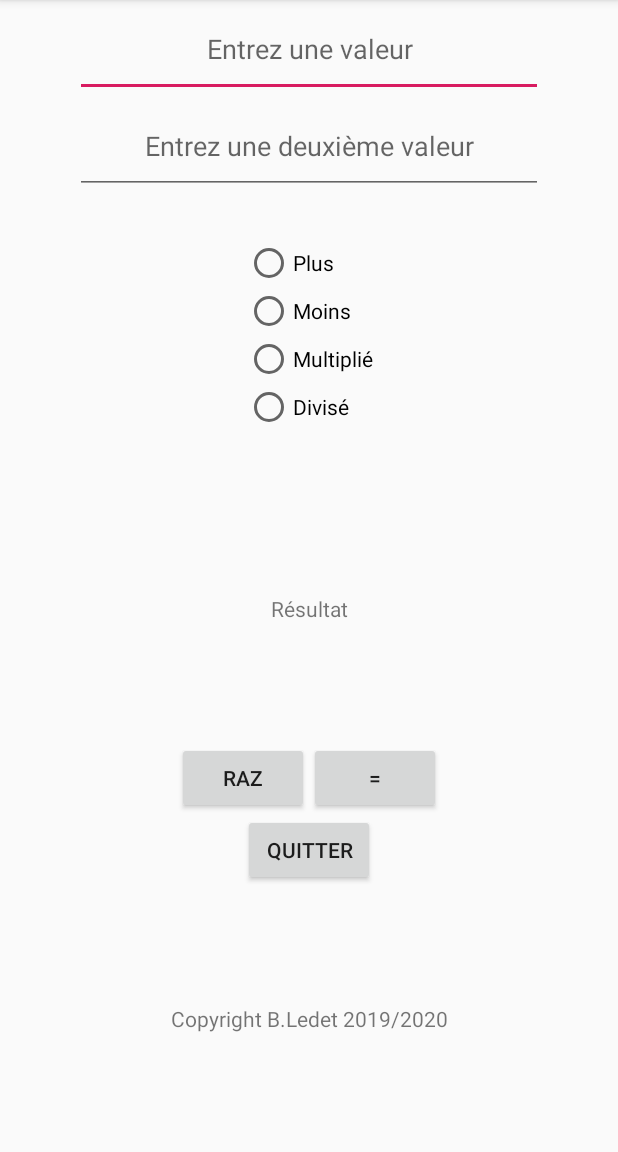
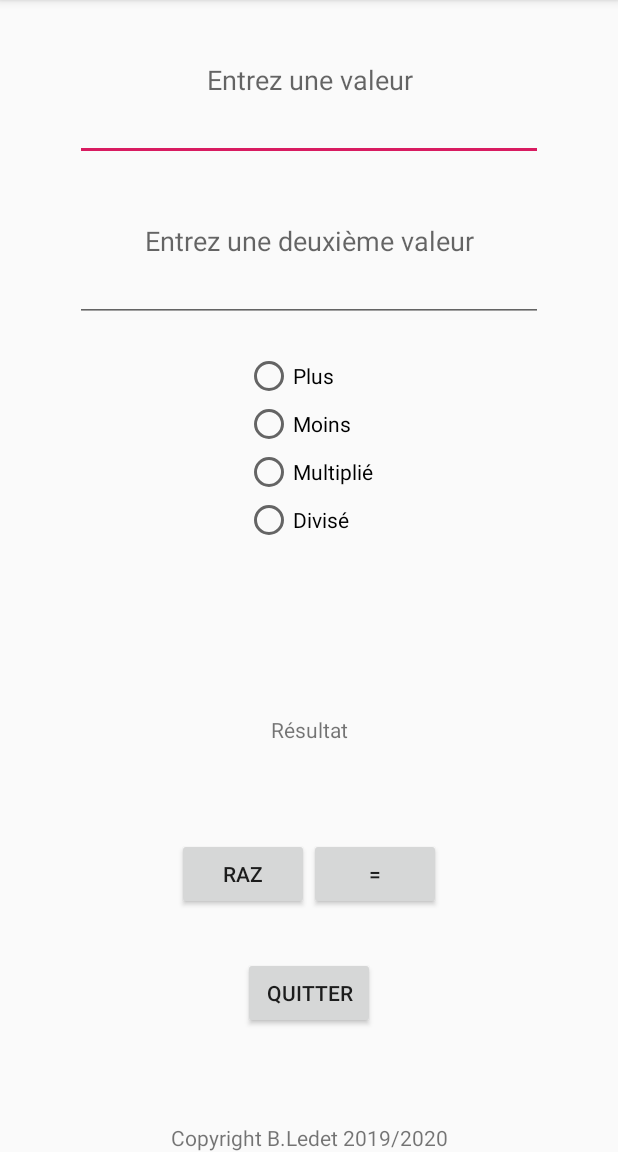
Before and after one commit to Bledet/AndroidStudioProject, an Android app: the screen it shows after launch (MainActivity), on a phone screen of 412 x 824 dp, the part 84-1236 px from its top. Run offline under Robolectric (Android 15) with nearby library versions, the phone set to English and light mode, and no system bars.

Commit message:
Commit d'amélioration

```diff
--- a/CalcLedet/app/src/main/res/layout/activity_main.xml
+++ b/CalcLedet/app/src/main/res/layout/activity_main.xml
@@ -14,7 +14,7 @@
         android:id="@+id/activity_main_valeur1"
         android:layout_width="match_parent"
         android:layout_height="wrap_content"
-        android:padding="20dp"
+        android:layout_weight="1"
         android:layout_marginStart="50dp"
         android:layout_marginEnd="50dp"
         android:gravity="center"
@@ -25,7 +25,7 @@
         android:id="@+id/activity_main_valeur2"
         android:layout_width="match_parent"
         android:layout_height="wrap_content"
-        android:padding="20dp"
+        android:layout_weight="1"
         android:layout_marginStart="50dp"
         android:layout_marginEnd="50dp"
         android:gravity="center"
@@ -36,7 +36,8 @@
         android:layout_width="wrap_content"
         android:layout_height="wrap_content"
         android:orientation="vertical"
-        android:padding="30dp"
+        android:layout_weight="1"
+        android:padding="20dp"
         android:layout_gravity="center">
         <RadioButton android:id="@+id/radio_plus"
             android:layout_width="match_parent"
@@ -65,7 +66,6 @@
         android:layout_height="wrap_content"
         android:layout_weight="1"
         android:gravity="center"
-        android:padding="10dp"
         android:text="@string/resultatOpération"
         app:layout_constraintBottom_toBottomOf="parent"
         app:layout_constraintLeft_toLeftOf="parent"
@@ -76,6 +76,7 @@
         android:layout_width="match_parent"
         android:layout_height="wrap_content"
         android:orientation="horizontal"
+        android:layout_weight="1"
         android:gravity="center">
         <Button
             android:id="@+id/button1"
@@ -102,8 +103,7 @@
         android:layout_width="match_parent"
         android:layout_height="wrap_content"
         android:layout_weight="1"
-        android:gravity="center"
-        android:padding="10dp"
+        android:gravity="bottom|center"
         android:text="Copyright B.Ledet 2019/2020"
         app:layout_constraintBottom_toBottomOf="parent"
         app:layout_constraintLeft_toLeftOf="parent"
```
Also changed, not shown: CalcLedet/app/src/main/java/com/example/calcledet/MainActivity.java (+6 -2 lines).
